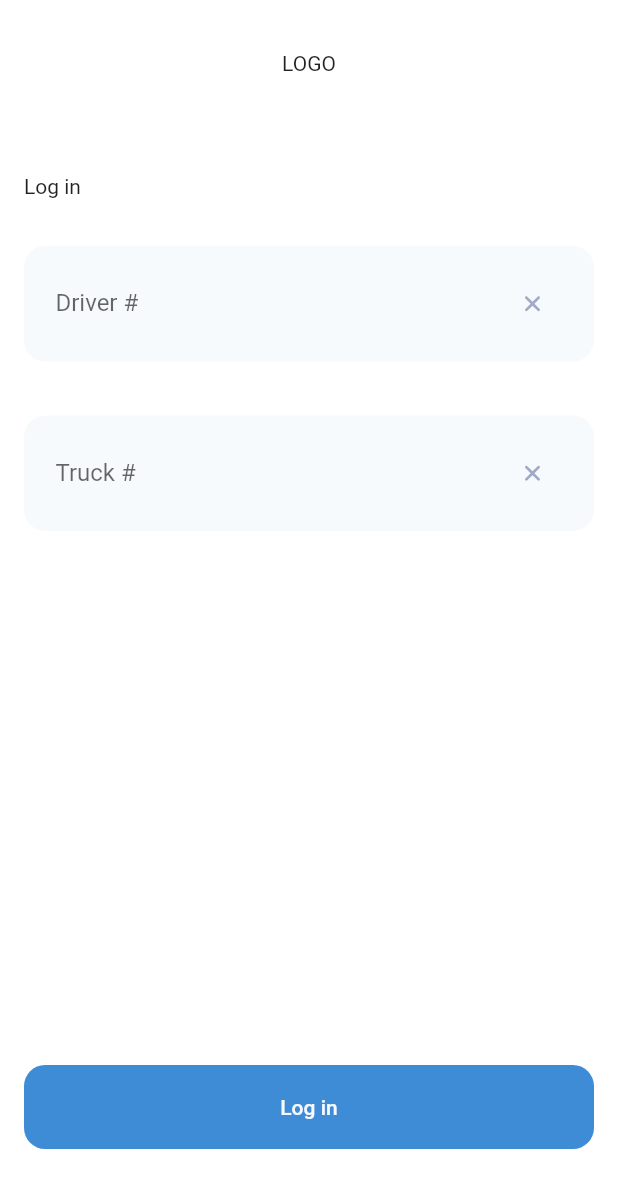
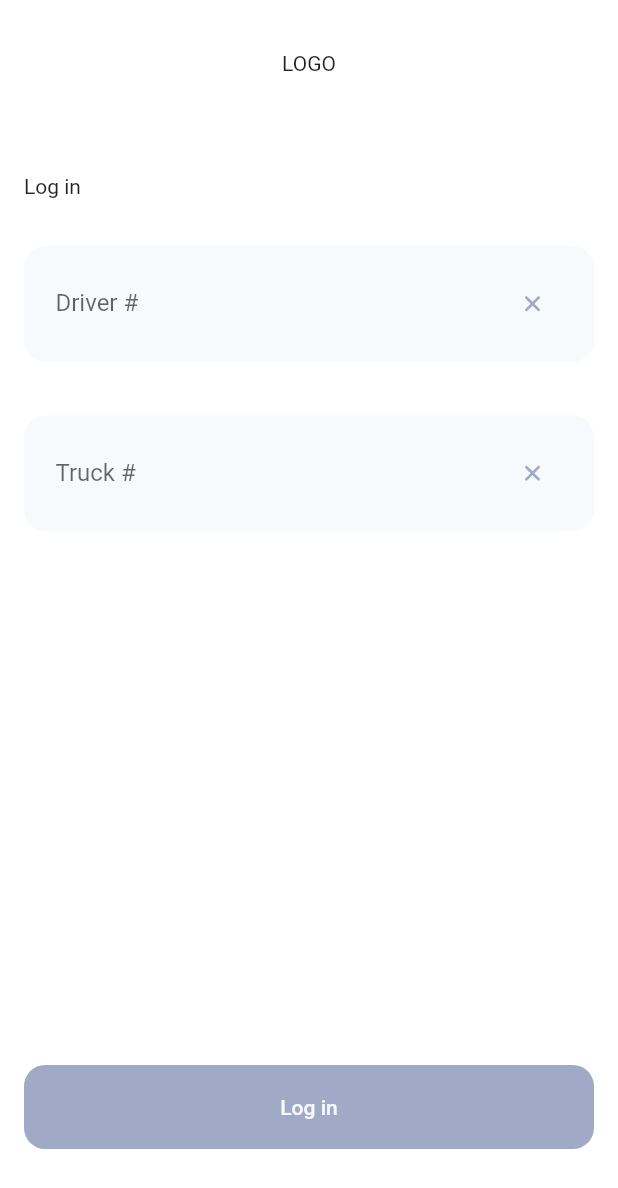
Before and after one commit to FairSuspect/truck, a Flutter app: the screen it shows after launch, on a phone screen of 412 x 824 dp. Shown: the top 1188 px of the screen. Run offline on Flutter 3.47's test engine with Material 2 defaults, Android fonts, the phone set to English and light mode, and no system bars; our stand-ins replace flutter_svg.

Commit message:
Страница авторизации

```diff
--- a/lib/features/shared/view/primary_button.dart
+++ b/lib/features/shared/view/primary_button.dart
@@ -1,6 +1,4 @@
 import 'package:flutter/material.dart';
-import 'package:flutter/src/foundation/key.dart';
-import 'package:flutter/src/widgets/framework.dart';
 
 class PrimaryButton extends StatelessWidget {
   const PrimaryButton({Key? key, required this.onPressed, required this.child})
@@ -15,14 +13,17 @@ class PrimaryButton extends StatelessWidget {
       height: 56.0,
       child: Container(
         decoration: BoxDecoration(
-            color: theme.primaryColor,
+            color: onPressed != null ? theme.primaryColor : theme.disabledColor,
             borderRadius: const BorderRadius.all(Radius.circular(14.0))),
         child: TextButton(
             onPressed: onPressed,
             style: TextButton.styleFrom(
               primary: Theme.of(context).backgroundColor,
+
               // surfaceTintColor: Theme.of(context).backgroundColor,
-            ),
+            ).copyWith(
+                foregroundColor:
+                    MaterialStateProperty.all(theme.backgroundColor)),
             child: child),
       ),
     );
--- /dev/null
+++ b/lib/features/sign_in/provider/provider.dart
@@ -0,0 +1,32 @@
+import 'package:flutter/widgets.dart';
+
+class SignInProvider extends ChangeNotifier {
+  String driverId = '';
+  String truckId = '';
+
+  void onTruckIdChanged(String? value) {
+    if (value == null) {
+      truckId = '';
+    } else {
+      truckId = value;
+    }
+    notifyListeners();
+  }
+
+  void onDriverIdChanged(String? value) {
+    if (value == null) {
+      driverId = '';
+    } else {
+      driverId = value;
+    }
+    notifyListeners();
+  }
+
+  bool get buttonAvailable => truckId.isNotEmpty && driverId.isNotEmpty;
+
+  VoidCallback? get onLogInPressed => buttonAvailable ? logIn : null;
+
+  void logIn() {
+    print("Logging in with $driverId and $truckId");
+  }
+}
--- /dev/null
+++ b/lib/features/sign_in/sign_in.dart
@@ -0,0 +1,2 @@
+export 'provider/provider.dart';
+export 'view/view.dart';
--- a/lib/features/sign_in/view/sign_in_screen.dart
+++ b/lib/features/sign_in/view/sign_in_screen.dart
@@ -1,5 +1,7 @@
 import 'package:flutter/material.dart';
+import 'package:provider/provider.dart';
 import 'package:truck/features/shared/view/primary_button.dart';
+import 'package:truck/features/sign_in/provider/provider.dart';
 
 import 'logo.dart';
 import 'text_field.dart';
@@ -17,21 +19,30 @@ class SignInScreen extends StatelessWidget {
             mainAxisAlignment: MainAxisAlignment.center,
             children: [
               const Logo(),
-              SizedBox(height: 66),
+              const SizedBox(height: 66),
               const Align(
                   alignment: Alignment.centerLeft, child: Text("Log in")),
-              SizedBox(height: 32),
-              const OutlinedTextField(
+              const SizedBox(height: 32),
+              OutlinedTextField(
+                onChanged: Provider.of<SignInProvider>(context, listen: false)
+                    .onDriverIdChanged,
                 label: "Driver #",
               ),
-              SizedBox(height: 36),
-              const OutlinedTextField(
+              const SizedBox(height: 36),
+              OutlinedTextField(
+                onChanged: Provider.of<SignInProvider>(context, listen: false)
+                    .onTruckIdChanged,
                 label: "Truck #",
               ),
               const Spacer(),
-              PrimaryButton(
+              Consumer<SignInProvider>(
+                builder: (context, controller, child) {
+                  return PrimaryButton(
+                    onPressed: controller.onLogInPressed,
+                    child: child!,
+                  );
+                },
                 child: const Text("Log in"),
-                onPressed: () {},
               ),
             ],
           ),
--- a/lib/features/sign_in/view/text_field.dart
+++ b/lib/features/sign_in/view/text_field.dart
@@ -2,9 +2,11 @@ import 'package:flutter/material.dart';
 import 'package:flutter_svg/svg.dart';
 
 class OutlinedTextField extends StatefulWidget {
-  const OutlinedTextField({Key? key, this.onSaved, required this.label})
+  const OutlinedTextField(
+      {Key? key, this.onSaved, required this.label, this.onChanged})
       : super(key: key);
   final ValueChanged<String?>? onSaved;
+  final ValueChanged<String?>? onChanged;
   final String label;
   @override
   State<OutlinedTextField> createState() => _OutlinedTextFieldState();
@@ -46,16 +48,19 @@ class _OutlinedTextFieldState extends State<OutlinedTextField> {
               child: TextFormField(
                 controller: _controller,
                 onSaved: widget.onSaved,
+                onChanged: widget.onChanged,
                 decoration: InputDecoration(
                   label: Text(widget.label),
                 ),
+                textInputAction: TextInputAction.next,
               ),
             ),
-            Flexible(
-              child: IconButton(
-                onPressed: _controller.clear,
-                icon: SvgPicture.asset('assets/icons/cancel.svg'),
-              ),
+            IconButton(
+              onPressed: () {
+                _controller.clear();
+                widget.onChanged?.call('');
+              },
+              icon: SvgPicture.asset('assets/icons/cancel.svg'),
             ),
           ],
         ),
--- a/lib/main.dart
+++ b/lib/main.dart
@@ -1,6 +1,8 @@
 import 'package:flutter/material.dart';
-import 'package:truck/features/sign_in/view/view.dart';
+import 'package:provider/provider.dart';
 import 'package:truck/services/theme/light_theme.dart';
+
+import 'features/sign_in/sign_in.dart';
 
 void main() {
   runApp(const MyApp());
@@ -15,7 +17,10 @@ class MyApp extends StatelessWidget {
     return MaterialApp(
       title: 'Flutter Demo',
       theme: lightTheme,
-      home: const SignInScreen(),
+      home: ChangeNotifierProvider(
+        create: (context) => SignInProvider(),
+        child: const SignInScreen(),
+      ),
     );
   }
 }
--- a/lib/services/theme/light_theme.dart
+++ b/lib/services/theme/light_theme.dart
@@ -9,6 +9,7 @@ final lightTheme = ThemeData(
     border: InputBorder.none,
     focusColor: _focusBorderColor,
   ),
+  disabledColor: const Color(0xFFA0AAC6),
   scaffoldBackgroundColor: _backgroundColor,
   colorScheme: ColorScheme.fromSeed(seedColor: _primaryColor),
 );
--- a/pubspec.yaml
+++ b/pubspec.yaml
@@ -35,6 +35,7 @@ dependencies:
   # Use with the CupertinoIcons class for iOS style icons.
   cupertino_icons: ^1.0.2
   flutter_svg: ^1.1.3
+  provider: ^6.0.3
 
 dev_dependencies:
   flutter_test:
```
Also changed, not shown: pubspec.lock.
